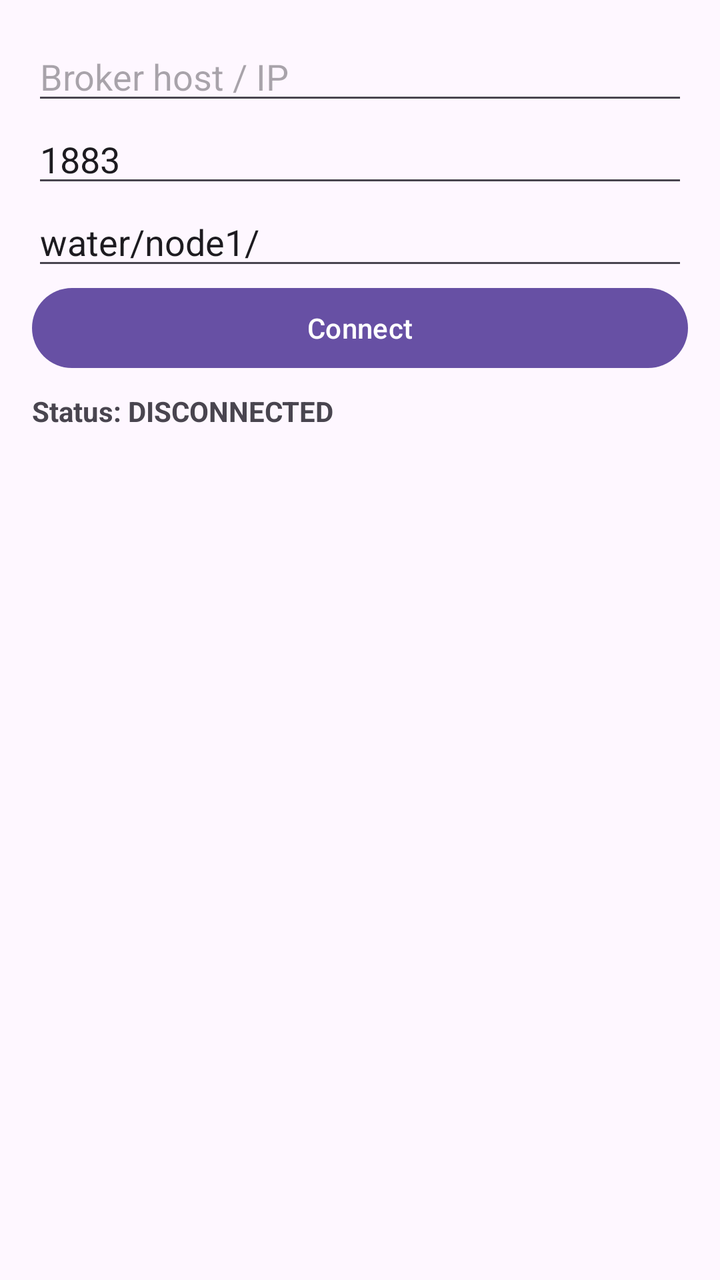
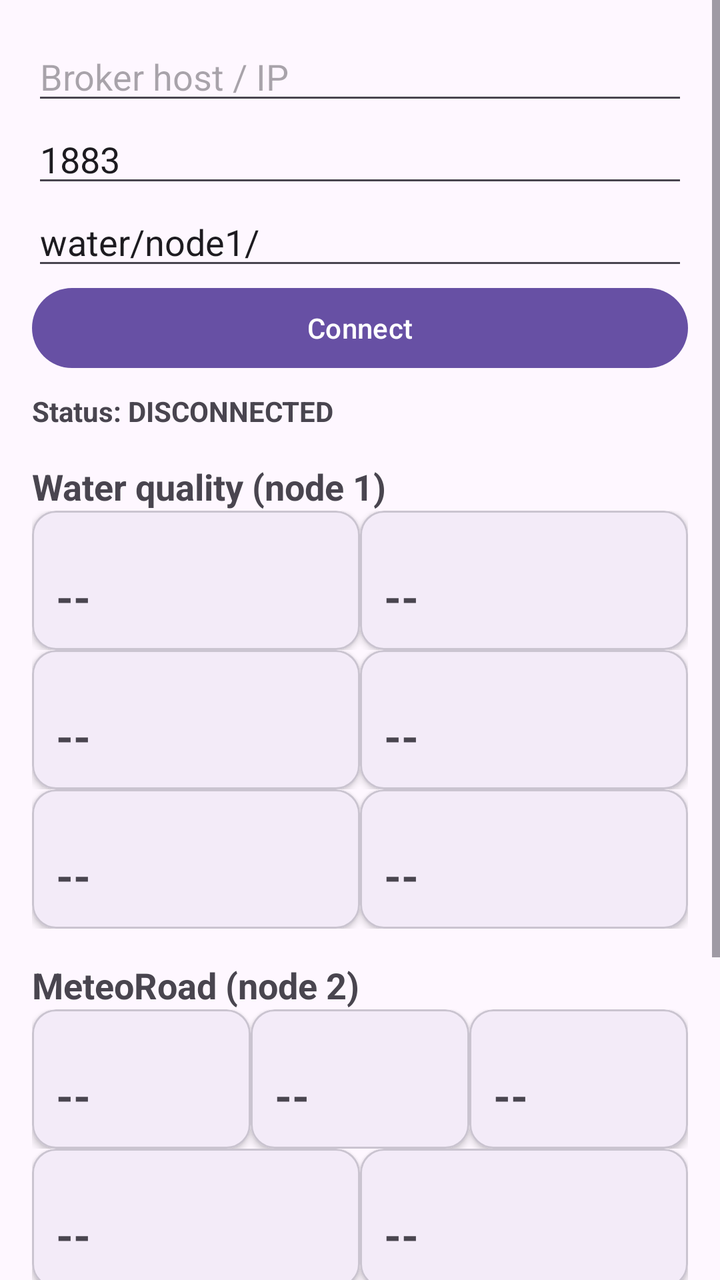

Two renders of the same Android screen: before a commit and after it. Below are the layout's source before the change and the commit's diff.
<!-- AndroidManifest.xml: application theme Theme.EasyGraph -->
<!-- res/layout/activity_main.xml -->
<?xml version="1.0" encoding="utf-8"?>
<LinearLayout xmlns:android="http://schemas.android.com/apk/res/android"
    android:id="@+id/main"
    android:layout_width="match_parent"
    android:layout_height="match_parent"
    android:orientation="vertical"
    android:padding="16dp">

    

    <EditText
        android:id="@+id/etHost"
        android:layout_width="match_parent"
        android:layout_height="wrap_content"
        android:hint="Broker host / IP"
        android:inputType="text"
        android:maxLines="1" />

    <EditText
        android:id="@+id/etPort"
        android:layout_width="match_parent"
        android:layout_height="wrap_content"
        android:hint="Port"
        android:inputType="number"
        android:maxLines="1"
        android:text="1883" />

    <EditText
        android:id="@+id/etPrefix"
        android:layout_width="match_parent"
        android:layout_height="wrap_content"
        android:hint="Topic prefix"
        android:inputType="text"
        android:maxLines="1"
        android:text="water/node1/" />

    <Button
        android:id="@+id/btnConnect"
        android:layout_width="match_parent"
        android:layout_height="wrap_content"
        android:text="Connect" />

    <TextView
        android:id="@+id/tvStatus"
        android:layout_width="match_parent"
        android:layout_height="wrap_content"
        android:paddingTop="8dp"
        android:text="Status: DISCONNECTED"
        android:textStyle="bold" />

    <ScrollView
        android:id="@+id/scrollLog"
        android:layout_width="match_parent"
        android:layout_height="0dp"
        android:layout_weight="1">

        <TextView
            android:id="@+id/tvLog"
            android:layout_width="match_parent"
            android:layout_height="wrap_content"
            android:fontFamily="monospace"
            android:textSize="12sp" />
    </ScrollView>

</LinearLayout>
<!-- resources referenced by this layout -->
<resources>
  <style name="Theme.EasyGraph" parent="Base.Theme.EasyGraph" />
  <style name="Base.Theme.EasyGraph" parent="Theme.Material3.DayNight.NoActionBar">
          
          
      </style>
</resources>

<!-- the commit's change to res/layout/activity_main.xml (unified diff, before → after) -->
@@ -1,65 +1,242 @@
 <?xml version="1.0" encoding="utf-8"?>
-<LinearLayout xmlns:android="http://schemas.android.com/apk/res/android"
+<ScrollView xmlns:android="http://schemas.android.com/apk/res/android"
     android:id="@+id/main"
     android:layout_width="match_parent"
     android:layout_height="match_parent"
-    android:orientation="vertical"
-    android:padding="16dp">
-
-    
-
-    <EditText
-        android:id="@+id/etHost"
+    android:fillViewport="true">
+
+    <LinearLayout
         android:layout_width="match_parent"
         android:layout_height="wrap_content"
-        android:hint="Broker host / IP"
-        android:inputType="text"
-        android:maxLines="1" />
-
-    <EditText
-        android:id="@+id/etPort"
+        android:orientation="vertical"
+        android:padding="16dp">
+
+        
+        <EditText
+            android:id="@+id/etHost"
+            android:layout_width="match_parent"
+            android:layout_height="wrap_content"
+            android:hint="Broker host / IP"
+            android:inputType="text"
+            android:maxLines="1" />
+
+        <EditText
+            android:id="@+id/etPort"
+            android:layout_width="match_parent"
+            android:layout_height="wrap_content"
+            android:hint="Port"
+            android:inputType="number"
+            android:maxLines="1"
+            android:text="1883" />
+
+        <EditText
+            android:id="@+id/etPrefix"
+            android:layout_width="match_parent"
+            android:layout_height="wrap_content"
+            android:hint="Topic prefix"
+            android:inputType="text"
+            android:maxLines="1"
+            android:text="water/node1/" />
+
+        <Button
+            android:id="@+id/btnConnect"
+            android:layout_width="match_parent"
+            android:layout_height="wrap_content"
+            android:text="Connect" />
+
+        <TextView
+            android:id="@+id/tvStatus"
+            android:layout_width="match_parent"
+            android:layout_height="wrap_content"
+            android:paddingTop="8dp"
+            android:text="Status: DISCONNECTED"
+            android:textStyle="bold" />
+
+        
+        <TextView
+            android:layout_width="match_parent"
+            android:layout_height="wrap_content"
+            android:paddingTop="16dp"
+            android:text="Water quality (node 1)"
+            android:textSize="18sp"
+            android:textStyle="bold" />
+
+        <LinearLayout
+            android:layout_width="match_parent"
+            android:layout_height="wrap_content"
+            android:orientation="horizontal">
+
+            <include
+                android:id="@+id/cardPh"
+                layout="@layout/view_value_card"
+                android:layout_width="0dp"
+                android:layout_height="wrap_content"
+                android:layout_weight="1" />
+
+            <include
+                android:id="@+id/cardTds"
+                layout="@layout/view_value_card"
+                android:layout_width="0dp"
+                android:layout_height="wrap_content"
+                android:layout_weight="1" />
+        </LinearLayout>
+
+        <LinearLayout
+            android:layout_width="match_parent"
+            android:layout_height="wrap_content"
+            android:orientation="horizontal">
+
+            <include
+                android:id="@+id/cardTurbidity"
+                layout="@layout/view_value_card"
+                android:layout_width="0dp"
+                android:layout_height="wrap_content"
+                android:layout_weight="1" />
+
+            <include
+                android:id="@+id/cardTemperature"
+                layout="@layout/view_value_card"
+                android:layout_width="0dp"
+                android:layout_height="wrap_content"
+                android:layout_weight="1" />
+        </LinearLayout>
+
+        <LinearLayout
+            android:layout_width="match_parent"
+            android:layout_height="wrap_content"
+            android:orientation="horizontal">
+
+            <include
+                android:id="@+id/cardState"
+                layout="@layout/view_value_card"
+                android:layout_width="0dp"
+                android:layout_height="wrap_content"
+                android:layout_weight="1" />
+
+            <include
+                android:id="@+id/cardHeartbeat"
+                layout="@layout/view_value_card"
+                android:layout_width="0dp"
+                android:layout_height="wrap_content"
+                android:layout_weight="1" />
+        </LinearLayout>
+
+        
+        <TextView
+            android:layout_width="match_parent"
+            android:layout_height="wrap_content"
+            android:paddingTop="16dp"
+            android:text="MeteoRoad (node 2)"
+            android:textSize="18sp"
+            android:textStyle="bold" />
+
+        <LinearLayout
+            android:layout_width="match_parent"
+            android:layout_height="wrap_content"
+            android:orientation="horizontal">
+
+            <include
+                android:id="@+id/cardN2Temperature"
+                layout="@layout/view_value_card"
+                android:layout_width="0dp"
+                android:layout_height="wrap_content"
+                android:layout_weight="1" />
+
+            <include
+                android:id="@+id/cardN2Humidity"
+                layout="@layout/view_value_card"
+                android:layout_width="0dp"
+                android:layout_height="wrap_content"
+                android:layout_weight="1" />
+
+            <include
+                android:id="@+id/cardN2Pressure"
+                layout="@layout/view_value_card"
+                android:layout_width="0dp"
+                android:layout_height="wrap_content"
+                android:layout_weight="1" />
+        </LinearLayout>
+
+        <LinearLayout
+            android:layout_width="match_parent"
+            android:layout_height="wrap_content"
+            android:orientation="horizontal">
+
+            <include
+                android:id="@+id/cardN2Status"
+                layout="@layout/view_value_card"
+                android:layout_width="0dp"
+                android:layout_height="wrap_content"
+                android:layout_weight="1" />
+
+            <include
+                android:id="@+id/cardN2Ml"
+                layout="@layout/view_value_card"
+                android:layout_width="0dp"
+                android:layout_height="wrap_content"
+                android:layout_weight="1" />
+        </LinearLayout>
+
+        <include
+            android:id="@+id/cardN2Forecast"
+            layout="@layout/view_value_card"
+            android:layout_width="match_parent"
+            android:layout_height="wrap_content" />
+
+        <include
+            android:id="@+id/cardN2Traffic"
+            layout="@layout/view_value_card"
+            android:layout_width="match_parent"
+            android:layout_height="wrap_content" />
+
+        
+        <TextView
+            android:layout_width="match_parent"
+            android:layout_height="wrap_content"
+            android:paddingTop="16dp"
+            android:text="Log"
+            android:textSize="18sp"
+            android:textStyle="bold" />
+
+        <TextView
+            android:id="@+id/tvLog"
+            android:layout_width="match_parent"
+            android:layout_height="wrap_content"
+            android:fontFamily="monospace"
+            android:textSize="12sp" />
+
+    </LinearLayout>
+</ScrollView>
+<!-- res/layout/view_value_card.xml (included above) -->
+<?xml version="1.0" encoding="utf-8"?>
+<com.google.android.material.card.MaterialCardView
+    xmlns:android="http://schemas.android.com/apk/res/android"
+    xmlns:app="http://schemas.android.com/apk/res-auto"
+    android:layout_width="match_parent"
+    android:layout_height="wrap_content"
+    android:layout_margin="4dp"
+    app:cardCornerRadius="12dp"
+    app:cardElevation="2dp">
+
+    <LinearLayout
         android:layout_width="match_parent"
         android:layout_height="wrap_content"
-        android:hint="Port"
-        android:inputType="number"
-        android:maxLines="1"
-        android:text="1883" />
-
-    <EditText
-        android:id="@+id/etPrefix"
-        android:layout_width="match_parent"
-        android:layout_height="wrap_content"
-        android:hint="Topic prefix"
-        android:inputType="text"
-        android:maxLines="1"
-        android:text="water/node1/" />
-
-    <Button
-        android:id="@+id/btnConnect"
-        android:layout_width="match_parent"
-        android:layout_height="wrap_content"
-        android:text="Connect" />
-
-    <TextView
-        android:id="@+id/tvStatus"
-        android:layout_width="match_parent"
-        android:layout_height="wrap_content"
-        android:paddingTop="8dp"
-        android:text="Status: DISCONNECTED"
-        android:textStyle="bold" />
-
-    <ScrollView
-        android:id="@+id/scrollLog"
-        android:layout_width="match_parent"
-        android:layout_height="0dp"
-        android:layout_weight="1">
-
-        <TextView
-            android:id="@+id/tvLog"
-            android:layout_width="match_parent"
-            android:layout_height="wrap_content"
-            android:fontFamily="monospace"
+        android:orientation="vertical"
+        android:padding="12dp">
+
+        <TextView
+            android:id="@+id/tvLabel"
+            android:layout_width="wrap_content"
+            android:layout_height="wrap_content"
             android:textSize="12sp" />
-    </ScrollView>
-
-</LinearLayout>
+
+        <TextView
+            android:id="@+id/tvValue"
+            android:layout_width="wrap_content"
+            android:layout_height="wrap_content"
+            android:text="--"
+            android:textSize="22sp"
+            android:textStyle="bold" />
+    </LinearLayout>
+
+</com.google.android.material.card.MaterialCardView>
